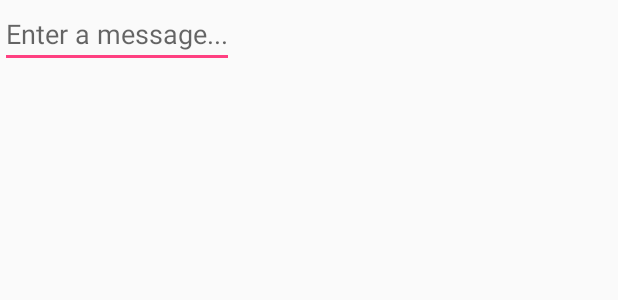
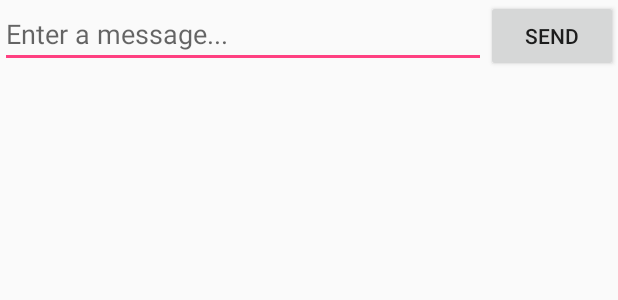
Before and after one commit to papivaan/awesomecatapp, an Android app: the layout activity_main.xml on its own in the app's theme, with its tools: preview values and no code run, on a phone screen of 412 x 824 dp. Shown: the top 300 px of the screen. Run offline under Robolectric (Android 15) with nearby library versions, the phone set to English and light mode, and no system bars.

Commit message:
Edited the text box to fill rest of the row. Added a Send button.

```diff
--- a/app/src/main/res/layout/activity_main.xml
+++ b/app/src/main/res/layout/activity_main.xml
@@ -6,7 +6,13 @@
     android:layout_height="match_parent"
     android:orientation="horizontal">
     <EditText android:id="@+id/edit_message"
+        android:layout_weight="1"
+        android:layout_width="0dp"
+        android:layout_height="wrap_content"
+        android:hint="@string/edit_message" />
+    <Button
         android:layout_width="wrap_content"
         android:layout_height="wrap_content"
-        android:hint="@string/edit_message" />
+        android:text="@string/button_send"
+        android:onClick="sendMessage"/>
 </LinearLayout>
```
